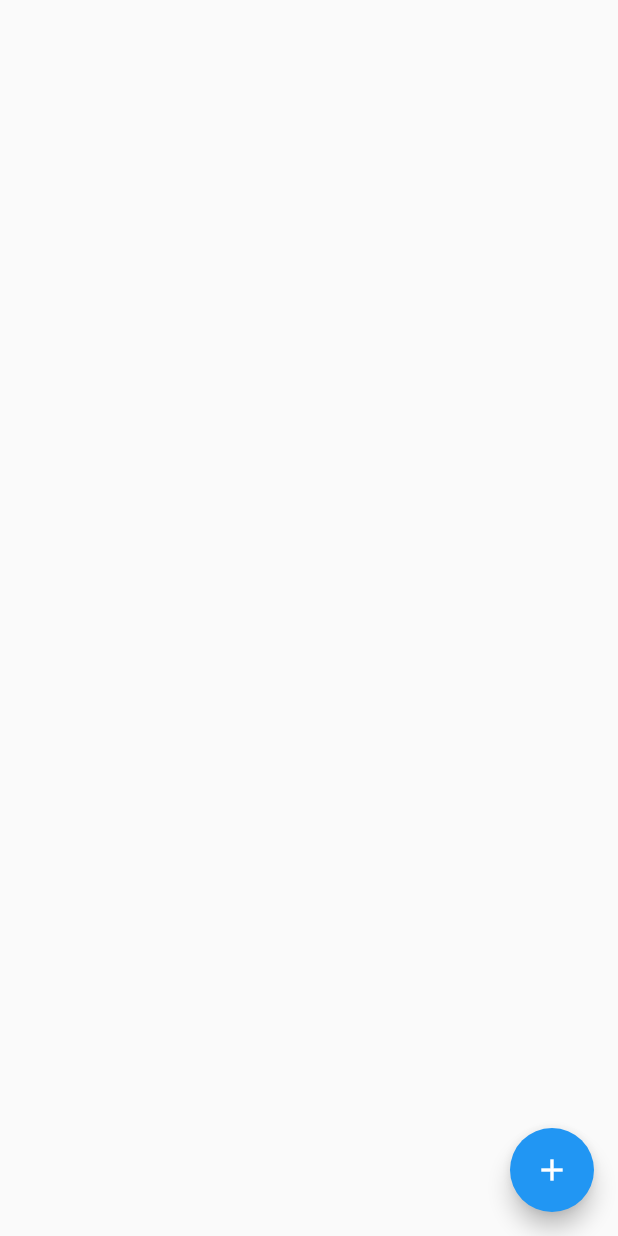
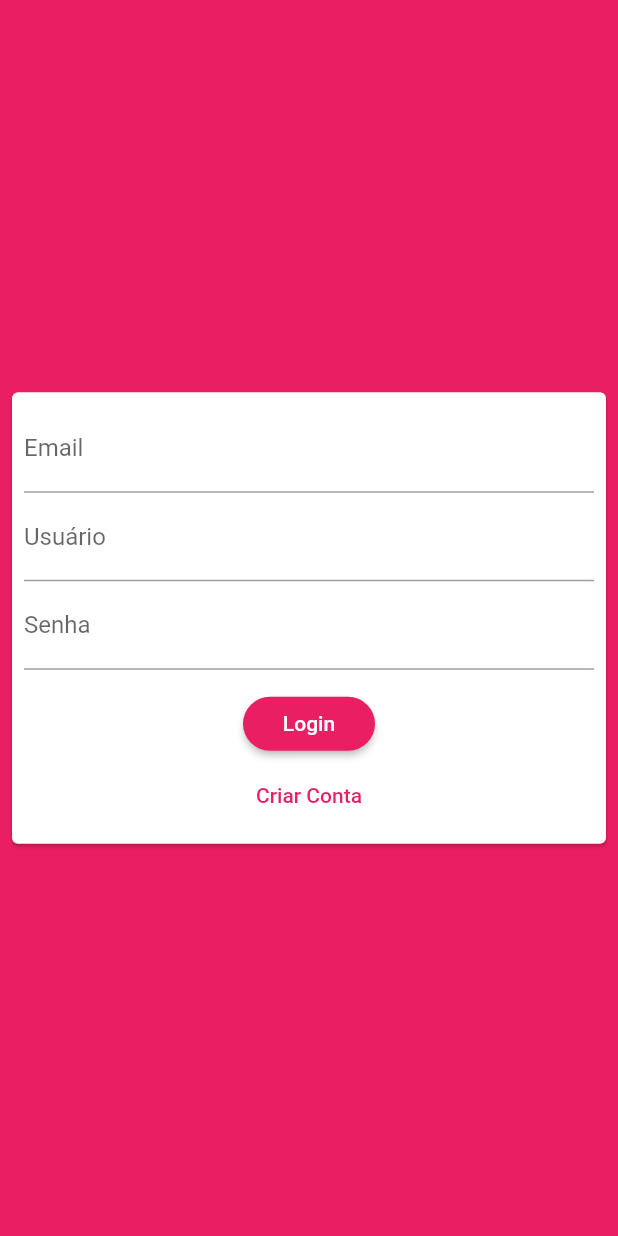
Before and after one commit to Caballero75/firebase_chat, a Flutter app: the screen it shows after launch, on a phone screen of 412 x 824 dp. Run offline on Flutter 3.47's test engine with Material 2 defaults, Android fonts, the phone set to English and light mode, and no system bars; our stand-ins replace cloud_firestore; accounts and stored records are empty.

Commit message:
Working Form

```diff
--- a/lib/main.dart
+++ b/lib/main.dart
@@ -1,4 +1,4 @@
-// import 'package:firebase_chat/screens/chat_screen.dart';
+import 'package:firebase_chat/screens/auth_screen.dart';
 import 'package:firebase_chat/screens/chat_screen.dart';
 import 'package:flutter/material.dart';
 
@@ -10,11 +10,21 @@ class MyApp extends StatelessWidget {
   @override
   Widget build(BuildContext context) {
     return MaterialApp(
-      title: 'Flutter Demo',
+      title: 'Chat',
       theme: ThemeData(
-        primarySwatch: Colors.blue,
+        primarySwatch: Colors.pink,
+        backgroundColor: Colors.pink,
+        accentColor: Colors.deepPurple,
+        accentColorBrightness: Brightness.dark,
+        buttonTheme: ButtonTheme.of(context).copyWith(
+          buttonColor: Colors.pink,
+          textTheme: ButtonTextTheme.primary,
+          shape: RoundedRectangleBorder(
+            borderRadius: BorderRadius.circular(20),
+          ),
+        ),
       ),
-            home: ChatScreen(),
+      home: AuthScreen(),
     );
   }
 }
--- a/lib/screens/auth_screen.dart
+++ b/lib/screens/auth_screen.dart
@@ -0,0 +1,17 @@
+import 'package:firebase_chat/widgets/form/auth_form.dart';
+import 'package:flutter/material.dart';
+
+class AuthScreen extends StatefulWidget {
+  @override
+  _AuthScreenState createState() => _AuthScreenState();
+}
+
+class _AuthScreenState extends State<AuthScreen> {
+  @override
+  Widget build(BuildContext context) {
+    return Scaffold(
+      backgroundColor: Theme.of(context).primaryColor,
+      body: AuthForm(),
+    );
+  }
+}
--- a/lib/screens/chat_screen.dart
+++ b/lib/screens/chat_screen.dart
@@ -3,14 +3,14 @@ import 'package:cloud_firestore/cloud_firestore.dart';
 
 class ChatScreen extends StatelessWidget {
   // const ChatScreen({Key key}) : super(key: key);
-
+  final String chatId = "gtfjta1UXYDDCjCPDKF9";
   @override
   Widget build(BuildContext context) {
     return Scaffold(
       body: Container(
         child: StreamBuilder(
           stream: Firestore.instance
-              .collection("/chats/gtfjta1UXYDDCjCPDKF9/messages")
+              .collection("/chats/$chatId/messages")
               .snapshots(),
           builder: (ctx, streamSnapshot) {
             if (streamSnapshot.connectionState == ConnectionState.waiting) {
@@ -32,7 +32,7 @@ class ChatScreen extends StatelessWidget {
         child: Icon(Icons.add),
         onPressed: () {
           Firestore.instance
-              .collection("/chats/gtfjta1UXYDDCjCPDKF9/messages")
+              .collection("/chats/$chatId/messages")
               .add({'text': "teste"});
         },
       ),
--- /dev/null
+++ b/lib/widgets/form/auth_form.dart
@@ -0,0 +1,95 @@
+import 'package:flutter/material.dart';
+
+class AuthForm extends StatefulWidget {
+  @override
+  _AuthFormState createState() => _AuthFormState();
+}
+
+class _AuthFormState extends State<AuthForm> {
+  final _formKey = GlobalKey<FormState>();
+  String _userEmail = '';
+  String _userName = '';
+  String _userPassword = '';
+
+  void _trySubmit() {
+    final _isValid = _formKey.currentState.validate();
+    FocusScope.of(context).unfocus();
+
+    if (_isValid) {
+      _formKey.currentState.save();
+      print(_userEmail);
+      print(_userName);
+      print(_userPassword);
+    }
+  }
+
+  @override
+  Widget build(BuildContext context) {
+    return Center(
+      child: Card(
+        margin: EdgeInsets.all(8),
+        child: SingleChildScrollView(
+          padding: EdgeInsets.all(8),
+          child: Form(
+            key: _formKey,
+            child: Column(
+              mainAxisSize: MainAxisSize.min,
+              children: [
+                TextFormField(
+                  validator: (value) {
+                    if (value.isEmpty || !value.contains("@")) {
+                      return "Informe um endereço de email válido.";
+                    }
+                    return null;
+                  },
+                  keyboardType: TextInputType.emailAddress,
+                  decoration: InputDecoration(labelText: "Email"),
+                  onSaved: (value) {
+                    _userEmail = value;
+                  },
+                ),
+                TextFormField(
+                  validator: (value) {
+                    if (value.isEmpty || value.length < 4) {
+                      return "Informe um usuário com no mínimo 4 caracteres.";
+                    }
+                    return null;
+                  },
+                  decoration: InputDecoration(labelText: "Usuário"),
+                  onSaved: (value) {
+                    _userName = value;
+                  },
+                ),
+                TextFormField(
+                  validator: (value) {
+                    if (value.isEmpty || value.length < 7) {
+                      return "Informe uma senha com no mínimo 7 caracteres.";
+                    }
+                    return null;
+                  },
+                  decoration: InputDecoration(labelText: "Senha"),
+                  obscureText: true,
+                  onSaved: (value) {
+                    _userPassword = value;
+                  },
+                ),
+                SizedBox(height: 12),
+                RaisedButton(
+                  child: Text("Login"),
+                  onPressed: () {
+                    _trySubmit();
+                  },
+                ),
+                FlatButton(
+                  textColor: Theme.of(context).primaryColor,
+                  onPressed: () {},
+                  child: Text("Criar Conta"),
+                )
+              ],
+            ),
+          ),
+        ),
+      ),
+    );
+  }
+}
```
